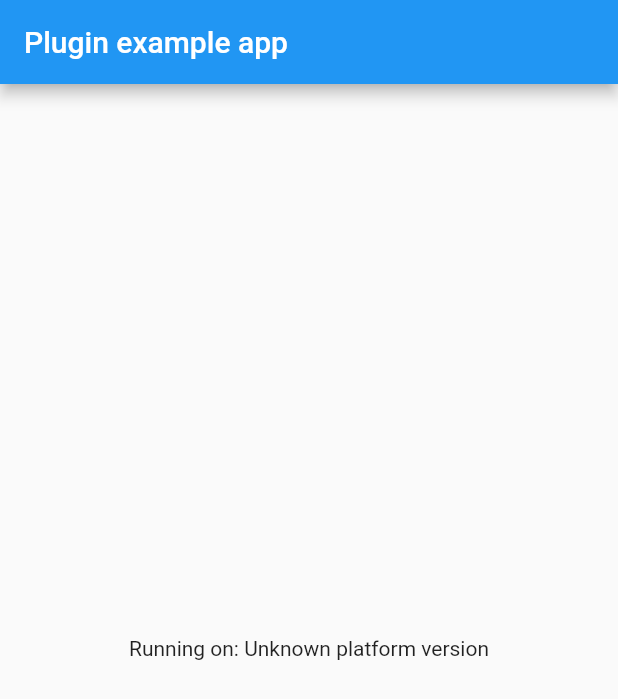
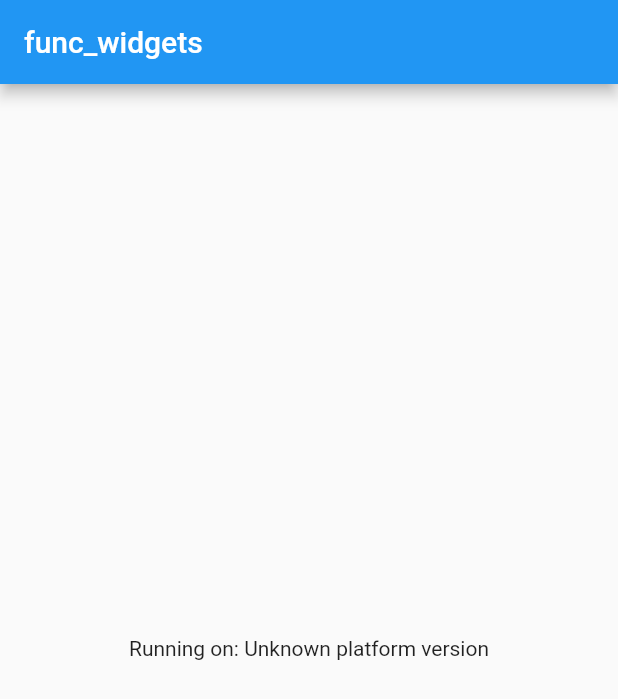
Before and after one commit to designexxa/func_widgets, a Flutter app: the screen it shows after launch, on a phone screen of 412 x 824 dp. Shown: the top 699 px of the screen. Run offline on Flutter 3.47's test engine with Material 2 defaults, Android fonts, the phone set to English and light mode, and no system bars; missing offline and left inert: dart:html.

Commit message:
init commit

```diff
--- a/example/lib/main.dart
+++ b/example/lib/main.dart
@@ -51,7 +51,7 @@ class _MyAppState extends State<MyApp> {
     return MaterialApp(
       home: Scaffold(
         appBar: AppBar(
-          title: const Text('Plugin example app'),
+          title: const Text('func_widgets'),
         ),
         body: Center(
           child: Text('Running on: $_platformVersion\n'),
--- a/pubspec.yaml
+++ b/pubspec.yaml
@@ -1,7 +1,7 @@
 name: func_widgets
 description: Custom Widgets and Functions
-version: 0.0.1
-homepage:
+version: 1.0.1
+homepage: https://github.com/techdirr/func_widgets.git
 
 environment:
   sdk: ">=2.16.1 <3.0.0"
```
Also changed, not shown: example/pubspec.lock.
